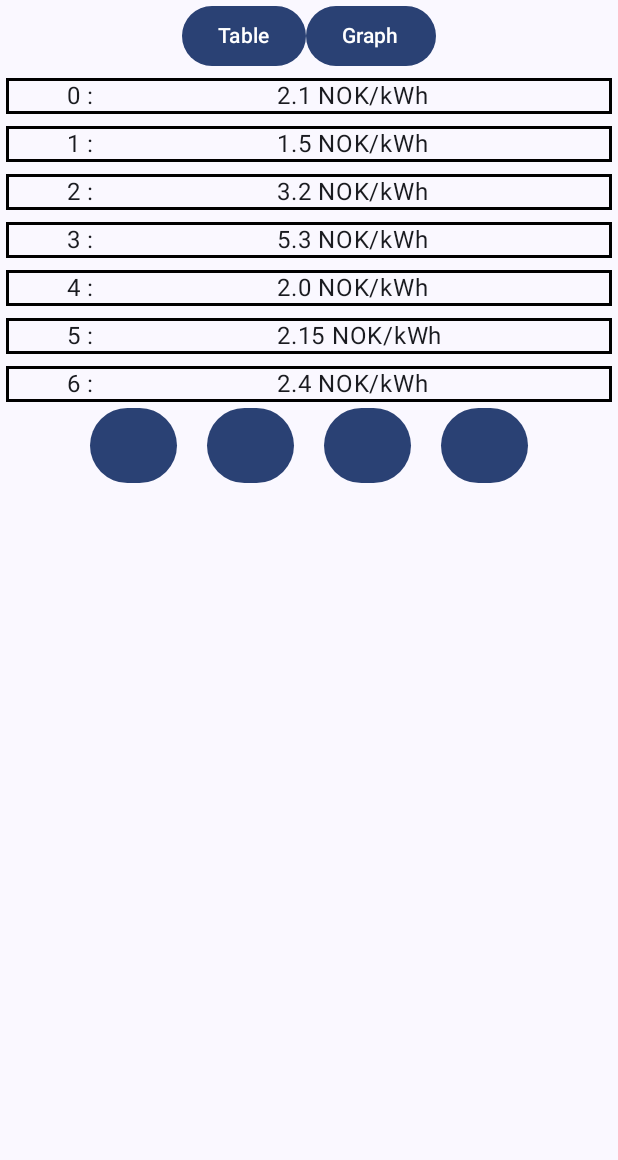
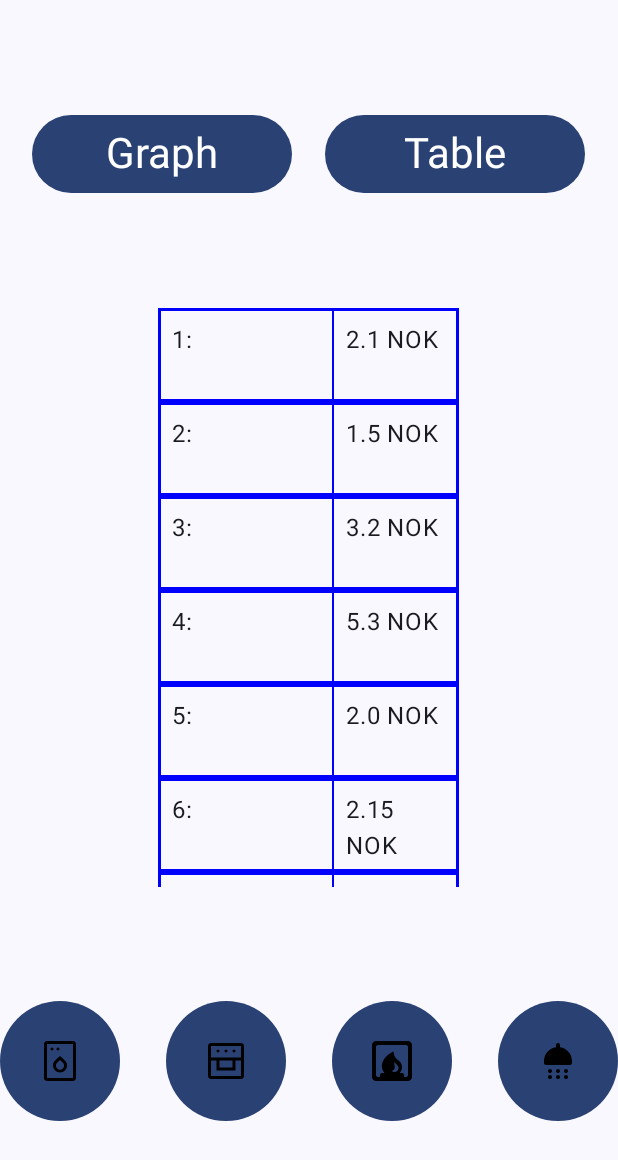
Before and after one commit to SakariaAhmed/PricePulse, an Android app built with Jetpack Compose: the composable AppliancesScreen shown on its own in the app's theme, after a tap on "Table", on a phone screen of 412 x 824 dp. Shown: the top 1160 px of the screen. Run offline under Robolectric (Android 15) with nearby library versions, the phone set to English and light mode, and no system bars; libraries missing offline, so code that uses them is left out: com.patrykandpatrick.vico; missing, so only their content is drawn: ProvideChartStyle; 5 statements that could not run were skipped.

Commit message:
Changed the ui elements of appliancescreen (#40)
* Changed the ui elements of appliancescreen

* Changed the ui elements of appliancescreen

Co-authored-by: AdamHuio <syedahu@ifi.uio.no>

```diff
--- a/app/src/main/java/com/example/team33/ui/chart/AppChart.kt
+++ b/app/src/main/java/com/example/team33/ui/chart/AppChart.kt
@@ -88,7 +88,8 @@ fun PopulatedChartCard(
         model = model,
         axisValuesOverrider = axisValuesOverrider,
         decoration = decoration,
-        modifier = modifier
+        modifier = modifier,
+        xAxisTitlemsg = stringResource(R.string.x_axis)
     )
 }
 
@@ -109,6 +110,7 @@ private fun ChartTemplate(
     modifier: Modifier = Modifier,
     axisValuesOverrider: AxisValuesOverrider<ChartEntryModel>? = null,
     decoration: List<Decoration>? = null,
+    xAxisTitlemsg:String? = null
 ) {
     Card(
         shape = MaterialTheme.shapes.large,
@@ -156,7 +158,7 @@ private fun ChartTemplate(
                             margins = bottomAxisTitleMargins,
                             typeface = Typeface.MONOSPACE,
                         ),
-                        title = stringResource(R.string.x_axis),  // TODO: better name for X axis
+                        title = xAxisTitlemsg,  // TODO: better name for X axis
                     ),
                     marker = rememberMarker(),
                     fadingEdges = rememberFadingEdges(),
@@ -192,3 +194,33 @@ private fun rememberThresholdLine(thresholdValue: Float?): ThresholdLine? {
         )
     }
 }
+
+@Composable //This composable is here temporarily and will get removed
+fun ApplianceChartCard(
+    list: List<Float>, modifier: Modifier = Modifier, thresholdValue: Float? = null
+) {
+    val model: ChartEntryModel =
+        entryModelOf(List(list.size) { FloatEntry(it.toFloat(), list[it].toFloat()) })
+
+    val axisValuesOverrider: AxisValuesOverrider<ChartEntryModel> =
+        AxisValuesOverrider.fixed(minY = 0.0f, maxY = ceil(list.max() + 0.25).toFloat())
+    val decoration = when (val thresholdLine = rememberThresholdLine(thresholdValue)) {
+        else -> remember(thresholdLine!!) { listOf(thresholdLine) }
+    }
+
+    val chartColors: List<Color> = MutableList(list.size) {
+        if (list[it].toFloat() <= (thresholdValue ?: list[it].toFloat())) charColorUnderThreshold
+        else charColorOverThreshold
+    }
+    Log.d("test", "Size:${chartColors.size}")
+
+
+    ChartTemplate(
+        chartColors = chartColors,
+        model = model,
+        axisValuesOverrider = axisValuesOverrider,
+        decoration = decoration,
+        modifier = modifier,
+        xAxisTitlemsg = "Price per hour"
+    )
+}
--- a/app/src/main/java/com/example/team33/ui/screens/AppliancesScreen.kt
+++ b/app/src/main/java/com/example/team33/ui/screens/AppliancesScreen.kt
@@ -1,19 +1,17 @@
 package com.example.team33.ui.screens
 
+import androidx.compose.foundation.Image
+import androidx.compose.foundation.background
 import androidx.compose.foundation.border
-import androidx.compose.foundation.layout.Arrangement
-import androidx.compose.foundation.layout.Box
-import androidx.compose.foundation.layout.Column
-import androidx.compose.foundation.layout.Row
-import androidx.compose.foundation.layout.Spacer
-import androidx.compose.foundation.layout.fillMaxSize
-import androidx.compose.foundation.layout.height
-import androidx.compose.foundation.layout.padding
-import androidx.compose.foundation.layout.width
+import androidx.compose.foundation.layout.*
 import androidx.compose.foundation.lazy.LazyColumn
+import androidx.compose.foundation.lazy.LazyRow
 import androidx.compose.foundation.lazy.items
-import androidx.compose.material3.Button
-import androidx.compose.material3.Text
+import androidx.compose.foundation.lazy.itemsIndexed
+import androidx.compose.foundation.shape.RoundedCornerShape
+import androidx.compose.material.icons.Icons
+import androidx.compose.material.icons.rounded.Fireplace
+import androidx.compose.material.icons.rounded.Home
 import androidx.compose.runtime.Composable
 import androidx.compose.runtime.getValue
 import androidx.compose.runtime.mutableStateOf
@@ -26,15 +24,17 @@ import androidx.compose.ui.draw.clip
 import androidx.compose.ui.graphics.Color
 import androidx.compose.ui.graphics.RectangleShape
 import androidx.compose.ui.res.stringResource
+import androidx.compose.ui.text.TextStyle
 import androidx.compose.ui.unit.dp
+import androidx.compose.ui.unit.sp
 import com.example.team33.R
 import com.example.team33.ui.uistates.MainUiState
-import com.patrykandpatrick.vico.compose.axis.horizontal.bottomAxis
-import com.patrykandpatrick.vico.compose.axis.vertical.startAxis
-import com.patrykandpatrick.vico.compose.chart.Chart
-import com.patrykandpatrick.vico.compose.chart.line.lineChart
-import com.patrykandpatrick.vico.core.entry.FloatEntry
-import com.patrykandpatrick.vico.core.entry.entryModelOf
+import androidx.compose.material.icons.rounded.Shower
+import androidx.compose.material3.*
+import androidx.compose.ui.graphics.Color.Companion.White
+import androidx.compose.ui.res.painterResource
+import com.example.team33.ui.chart.ApplianceChartCard
+
 
 @Composable
 fun AppliancesScreen(mainUiState: MainUiState, modifier: Modifier = Modifier) {
@@ -46,14 +46,34 @@ fun AppliancesScreen(mainUiState: MainUiState, modifier: Modifier = Modifier) {
         // Lagde en variabel som holder styr på dette for nå
         var showChart by remember { mutableStateOf(true) }
         // Tabell og Graf
-        Row {
+        Row(modifier.fillMaxWidth()) {
+            Spacer(Modifier.weight(0.5f))
+            Button(
+                onClick = { showChart = true },
+                modifier = Modifier
+                    .clip(shape = RectangleShape)
+                    .weight(4f)
+            ) {
+                Text(
+                    text = stringResource(id = R.string.graph),
+                    style = MaterialTheme.typography.headlineMedium
+                )
+            }
+            Spacer(Modifier.weight(0.5f))
             Button(
                 onClick = { showChart = false },
-                modifier = Modifier.clip(shape = RectangleShape)
-            ) { Text(text = stringResource(id = R.string.table)) }
-            Button(onClick = {
-                showChart = true
-            }) { Text(text = stringResource(id = R.string.graph)) }
+                modifier = Modifier
+                    .clip(shape = RectangleShape)
+                    .weight(4f)
+            ) {
+                Text(
+                    text = stringResource(id = R.string.table),
+                    style = MaterialTheme.typography.headlineMedium
+                )
+            }
+            Spacer(Modifier.weight(0.5f))
+
+
         }
         //Resultat
         Box {
@@ -67,74 +87,157 @@ fun AppliancesScreen(mainUiState: MainUiState, modifier: Modifier = Modifier) {
 
             )
             //Lagde eksempel data som skal etterligne liste med Kr/kWt
-            val liste = arrayListOf(2.1F, 1.5F, 3.2F, 5.3F, 2F, 2.15F, 2.4F)
+            val liste = arrayListOf(
+                2.1F,
+                1.5F,
+                3.2F,
+                5.3F,
+                2F,
+                2.15F,
+                2.4F,
+                2.3F,
+                1.5F,
+                3.2F,
+                5.3F,
+                2F,
+                2.15F,
+                2.4F,
+                2.3F,
+                1.5F,
+                3.2F,
+                5.3F,
+                2F,
+                2.15F,
+                2.4F,
+                2.3F
+            )
             if (showChart) {
                 ShowGraph(liste)
             } else {
-                ShowTable(liste)
+                Box(modifier = Modifier.fillMaxHeight(0.5F)) {
+                    ShowTable(liste)
+                }
             }
         }
 
         //Fire knapper
+        val farge = ButtonDefaults.buttonColors(White)
+        Row(
+            horizontalArrangement = Arrangement.SpaceEvenly,
+            modifier = modifier.fillMaxWidth()
+        ) {
+            Button(
+                onClick = { /*TODO*/ },
+                modifier = Modifier.size(80.dp),
+                shape = RoundedCornerShape(100)
+            ) {
+                Image(
+                    painterResource(R.drawable.dishwasher_gen),
+                    contentDescription = stringResource(R.string.washing_machine),
+                    modifier = Modifier.fillMaxSize()
+                )
+            }
+            Spacer(modifier = Modifier.weight(0.12f))
+            Button(
+                onClick = { /*TODO*/ },
+                modifier = Modifier.size(80.dp),
+                shape = RoundedCornerShape(100)
+            ) {
+                Image(
+                    painterResource(R.drawable.oven),
+                    contentDescription = stringResource(R.string.oven),
+                    modifier = Modifier.fillMaxSize()
+                )
+                /*
+                    Icon(
+                        imageVector = painterResource(R.drawable.oven_gen_48px) ,
+                        contentDescription = null,
+                        modifier = Modifier.fillMaxSize()
+                    )*/
+            }
+            Spacer(modifier = Modifier.weight(0.12f))
 
-        Row {
-            Button(onClick = { /*TODO*/ }, Modifier.height(50.dp)) {
+            Button(
+                onClick = { /*TODO*/ },
+                modifier = Modifier.size(80.dp),
+                shape = RoundedCornerShape(100)
+            ) {
+                Icon(
+                    imageVector = Icons.Rounded.Fireplace,
+                    contentDescription = stringResource(R.string.heater),
+                    tint = Color.Black,
+                    modifier = Modifier.fillMaxSize()
+                )
+            }
+            Spacer(modifier = Modifier.weight(0.12f))
 
-            }
-            Spacer(modifier = Modifier.padding(10.dp))
-            Button(onClick = { /*TODO*/ }, Modifier.height(50.dp)) {
-
-            }
-            Spacer(modifier = Modifier.padding(10.dp))
-
-            Button(onClick = { /*TODO*/ }, Modifier.height(50.dp)) {
-
-            }
-            Spacer(modifier = Modifier.padding(10.dp))
-
-            Button(onClick = { /*TODO*/ }, Modifier.height(50.dp)) {
-
+            Button(
+                onClick = { /*TODO*/ },
+                modifier = Modifier.size(80.dp),
+                shape = RoundedCornerShape(100)
+            ) {
+                Icon(
+                    imageVector = Icons.Rounded.Shower,
+                    contentDescription = stringResource(R.string.shower),
+                    tint = Color.Black,
+                    modifier = Modifier.fillMaxSize()
+                )
             }
         }
 
-        Column(modifier = Modifier.weight(1f)) {}
+
     }
 }
 
 @Composable
 fun ShowGraph(list: List<Float>, modifier: Modifier = Modifier) {
-    val chartEntryModelProducer =
-        entryModelOf(List(list.size) { FloatEntry(it.toFloat(), list[it]) })
-
-    Chart(
-        chart = lineChart(),
-        model = chartEntryModelProducer,
-        startAxis = startAxis(),
-        bottomAxis = bottomAxis(),
-        modifier = modifier
-    )
+    ApplianceChartCard(list = list, Modifier, 2.7f)
 }
 
 @Composable
-fun ShowTable(list: List<Float>, modifier: Modifier = Modifier) {
-    var teller = 0
-    LazyColumn(modifier = modifier) {
-        items(list) { element ->
-            RowInTable(verdi = teller++, pris = element)
+fun ShowTable(list: List<Float>) {
+    Row(Modifier.fillMaxWidth()) {
+        Spacer(modifier = Modifier.weight(0.25F))
+        LazyColumn() {
+            itemsIndexed(list) { index, element ->
+                RowInTable(verdi = index + 1, pris = element)
 
+            }
         }
+        Spacer(modifier = Modifier.weight(0.25F))
     }
 }
 
 @Composable
-fun RowInTable(verdi: Int, pris: Float, modifier: Modifier = Modifier) {
+fun RowInTable(verdi: Int, pris: Float) {
     Row(
-        modifier = modifier
-            .fillMaxSize()
-            .padding(4.dp)
-            .border(width = 2.dp, color = Color.Black)
+        modifier = Modifier
+            .border(width = 2.dp, color = Color.Blue)
+            .padding(1.dp)
+            .height(60.dp)
     ) {
-        Text(text = "         $verdi :                           ")
-        Text(text = "$pris NOK/kWh")
+        TableCell(data = "$verdi:")
+        //Makes the black line betweem the 2 cells
+        Divider(
+            color = Color.Blue,
+            thickness = 16.dp,
+            modifier = Modifier
+                .fillMaxHeight(2F)
+                .width(1.dp)
+        )
+        TableCell(data = "$pris NOK")
     }
 }
+
+@Composable
+fun TableCell(data: String) {
+    Box(
+        modifier = Modifier
+            .fillMaxWidth(0.28F)
+    ) {
+        Text(
+            text = data,
+            modifier = Modifier.padding(8.dp)
+        )
+    }
+}
--- a/app/src/main/java/com/example/team33/ui/viewmodels/MainViewModel.kt
+++ b/app/src/main/java/com/example/team33/ui/viewmodels/MainViewModel.kt
@@ -62,7 +62,7 @@ class MainViewModel : ViewModel() {
             _uiState.update { currentState ->
                 currentState.copy(
                     // remove all other unnecessary properties for fetched data
-                    electricityPrices = data.map {it.NOK_per_kWh}
+                    electricityPrices = data.map { it.NOK_per_kWh }
                 )
             }
         }
--- /dev/null
+++ b/app/src/main/res/drawable/dishwasher_gen.xml
@@ -0,0 +1,9 @@
+<vector xmlns:android="http://schemas.android.com/apk/res/android"
+    android:width="48dp"
+    android:height="48dp"
+    android:viewportWidth="960"
+    android:viewportHeight="960">
+    <path
+        android:fillColor="#FF000000"
+        android:pathData="M320.17,270q12.82,0 21.33,-8.68 8.5,-8.68 8.5,-21.5 0,-12.82 -8.68,-21.33 -8.68,-8.5 -21.5,-8.5 -12.82,0 -21.33,8.68 -8.5,8.68 -8.5,21.5 0,12.82 8.68,21.33 8.68,8.5 21.5,8.5ZM440.17,270q12.82,0 21.33,-8.68 8.5,-8.68 8.5,-21.5 0,-12.82 -8.68,-21.33 -8.68,-8.5 -21.5,-8.5 -12.82,0 -21.33,8.68 -8.5,8.68 -8.5,21.5 0,12.82 8.68,21.33 8.68,8.5 21.5,8.5ZM480.1,710Q539,710 580.5,669.91q41.5,-40.08 41.5,-97.88Q622,545 611.5,520T581,475l-80,-80q-9,-9 -21,-9t-21,9l-76,76q-20,20 -33,46t-12,55q1.87,57.81 43.01,97.9Q422.14,710 480.1,710ZM480.12,653Q446,653 422,629.34t-24,-57.45Q398,555 406,539t21,-28l53,-52 57,56q11,11 18,25.5t7,31.4q0,33.79 -23.88,57.45 -23.88,23.66 -58,23.66ZM220,880q-24.75,0 -42.38,-17.63T160,820L160,140q0,-24.75 17.63,-42.38T220,80h520q24.75,0 42.38,17.63T800,140v680q0,24.75 -17.63,42.38T740,880L220,880ZM220,820h520L740,140L220,140v680ZM220,820L220,140v680Z" />
+</vector>
--- /dev/null
+++ b/app/src/main/res/drawable/dishwasher_gen_fill0_wght400_grad0_opsz48.xml
@@ -0,0 +1,9 @@
+<vector xmlns:android="http://schemas.android.com/apk/res/android"
+    android:width="48dp"
+    android:height="48dp"
+    android:viewportWidth="960"
+    android:viewportHeight="960">
+    <path
+        android:fillColor="#FF000000"
+        android:pathData="M320.17,270q12.82,0 21.33,-8.68 8.5,-8.68 8.5,-21.5 0,-12.82 -8.68,-21.33 -8.68,-8.5 -21.5,-8.5 -12.82,0 -21.33,8.68 -8.5,8.68 -8.5,21.5 0,12.82 8.68,21.33 8.68,8.5 21.5,8.5ZM440.17,270q12.82,0 21.33,-8.68 8.5,-8.68 8.5,-21.5 0,-12.82 -8.68,-21.33 -8.68,-8.5 -21.5,-8.5 -12.82,0 -21.33,8.68 -8.5,8.68 -8.5,21.5 0,12.82 8.68,21.33 8.68,8.5 21.5,8.5ZM480.1,710Q539,710 580.5,669.91q41.5,-40.08 41.5,-97.88Q622,545 611.5,520T581,475l-80,-80q-9,-9 -21,-9t-21,9l-76,76q-20,20 -33,46t-12,55q1.87,57.81 43.01,97.9Q422.14,710 480.1,710ZM480.12,653Q446,653 422,629.34t-24,-57.45Q398,555 406,539t21,-28l53,-52 57,56q11,11 18,25.5t7,31.4q0,33.79 -23.88,57.45 -23.88,23.66 -58,23.66ZM220,880q-24.75,0 -42.38,-17.63T160,820L160,140q0,-24.75 17.63,-42.38T220,80h520q24.75,0 42.38,17.63T800,140v680q0,24.75 -17.63,42.38T740,880L220,880ZM220,820h520L740,140L220,140v680ZM220,820L220,140v680Z" />
+</vector>
--- /dev/null
+++ b/app/src/main/res/drawable/oven.xml
@@ -0,0 +1,9 @@
+<vector xmlns:android="http://schemas.android.com/apk/res/android"
+    android:width="48dp"
+    android:height="48dp"
+    android:viewportWidth="960"
+    android:viewportHeight="960">
+    <path
+        android:fillColor="#FF000000"
+        android:pathData="M180,840q-24,0 -42,-18t-18,-42L120,180q0,-24 18,-42t42,-18h600q24,0 42,18t18,42v600q0,24 -18,42t-42,18L180,840ZM180,470v310h600L780,470L670,470v200L290,670L290,470L180,470ZM350,610h260L610,470L350,470v140ZM180,410h600L780,180L180,180v230ZM319.83,310Q307,310 298.5,301.33q-8.5,-8.68 -8.5,-21.5 0,-12.82 8.68,-21.33 8.68,-8.5 21.5,-8.5 12.82,0 21.33,8.68 8.5,8.68 8.5,21.5 0,12.82 -8.68,21.33 -8.68,8.5 -21.5,8.5ZM479.83,310Q467,310 458.5,301.33q-8.5,-8.68 -8.5,-21.5 0,-12.82 8.68,-21.33 8.68,-8.5 21.5,-8.5 12.82,0 21.33,8.68 8.5,8.68 8.5,21.5 0,12.82 -8.68,21.33 -8.68,8.5 -21.5,8.5ZM639.83,310Q627,310 618.5,301.33q-8.5,-8.68 -8.5,-21.5 0,-12.82 8.68,-21.33 8.68,-8.5 21.5,-8.5 12.82,0 21.33,8.68 8.5,8.68 8.5,21.5 0,12.82 -8.68,21.33 -8.68,8.5 -21.5,8.5Z" />
+</vector>
--- /dev/null
+++ b/app/src/main/res/drawable/oven_gen_48px.xml
@@ -0,0 +1,10 @@
+<vector xmlns:android="http://schemas.android.com/apk/res/android"
+    android:width="48dp"
+    android:height="48dp"
+    android:viewportWidth="960"
+    android:viewportHeight="960"
+    android:tint="?attr/colorControlNormal">
+    <path
+        android:fillColor="@android:color/white"
+        android:pathData="M180,840Q156,840 138,822Q120,804 120,780L120,180Q120,156 138,138Q156,120 180,120L780,120Q804,120 822,138Q840,156 840,180L840,780Q840,804 822,822Q804,840 780,840L180,840ZM180,470L180,780Q180,780 180,780Q180,780 180,780L780,780Q780,780 780,780Q780,780 780,780L780,470L670,470L670,670L290,670L290,470L180,470ZM350,610L610,610L610,470L350,470L350,610ZM180,410L780,410L780,180Q780,180 780,180Q780,180 780,180L180,180Q180,180 180,180Q180,180 180,180L180,410ZM319.83,310Q307,310 298.5,301.33Q290,292.65 290,279.83Q290,267 298.67,258.5Q307.35,250 320.17,250Q333,250 341.5,258.67Q350,267.35 350,280.17Q350,293 341.33,301.5Q332.65,310 319.83,310ZM479.83,310Q467,310 458.5,301.33Q450,292.65 450,279.83Q450,267 458.67,258.5Q467.35,250 480.17,250Q493,250 501.5,258.67Q510,267.35 510,280.17Q510,293 501.33,301.5Q492.65,310 479.83,310ZM639.83,310Q627,310 618.5,301.33Q610,292.65 610,279.83Q610,267 618.67,258.5Q627.35,250 640.17,250Q653,250 661.5,258.67Q670,267.35 670,280.17Q670,293 661.33,301.5Q652.65,310 639.83,310Z" />
+</vector>
--- a/app/src/main/res/mipmap-anydpi-v26/ic_launcher.xml
+++ b/app/src/main/res/mipmap-anydpi-v26/ic_launcher.xml
@@ -1,5 +1,5 @@
 <?xml version="1.0" encoding="utf-8"?>
 <adaptive-icon xmlns:android="http://schemas.android.com/apk/res/android">
-    <background android:drawable="@drawable/ic_launcher_background"/>
-    <foreground android:drawable="@drawable/ic_launcher_foreground"/>
+    <background android:drawable="@drawable/ic_launcher_background" />
+    <foreground android:drawable="@drawable/ic_launcher_foreground" />
 </adaptive-icon>
--- a/app/src/main/res/mipmap-anydpi-v26/ic_launcher_round.xml
+++ b/app/src/main/res/mipmap-anydpi-v26/ic_launcher_round.xml
@@ -1,5 +1,5 @@
 <?xml version="1.0" encoding="utf-8"?>
 <adaptive-icon xmlns:android="http://schemas.android.com/apk/res/android">
-    <background android:drawable="@drawable/ic_launcher_background"/>
-    <foreground android:drawable="@drawable/ic_launcher_foreground"/>
+    <background android:drawable="@drawable/ic_launcher_background" />
+    <foreground android:drawable="@drawable/ic_launcher_foreground" />
 </adaptive-icon>
--- a/app/src/main/res/values/strings.xml
+++ b/app/src/main/res/values/strings.xml
@@ -44,4 +44,9 @@
     <string name="wait">wait…</string>
     <string name="y_axis">NOK/kWh</string>
     <string name="x_axis">hour of day</string>
+    <string name="x_axis2">Price per hour</string>
+    <string name="washing_machine">Washing machine Icon</string>
+    <string name="oven">Oven Icon</string>
+    <string name="heater">Heater Icon</string>
+    <string name="shower">Shower Icon</string>
 </resources>
```
Also changed, not shown: app/src/main/res/drawable/ic_launcher_background.xml (+7 -4 lines), app/src/main/res/drawable/ic_launcher_foreground.xml (+6 -5 lines), 1 other file.
